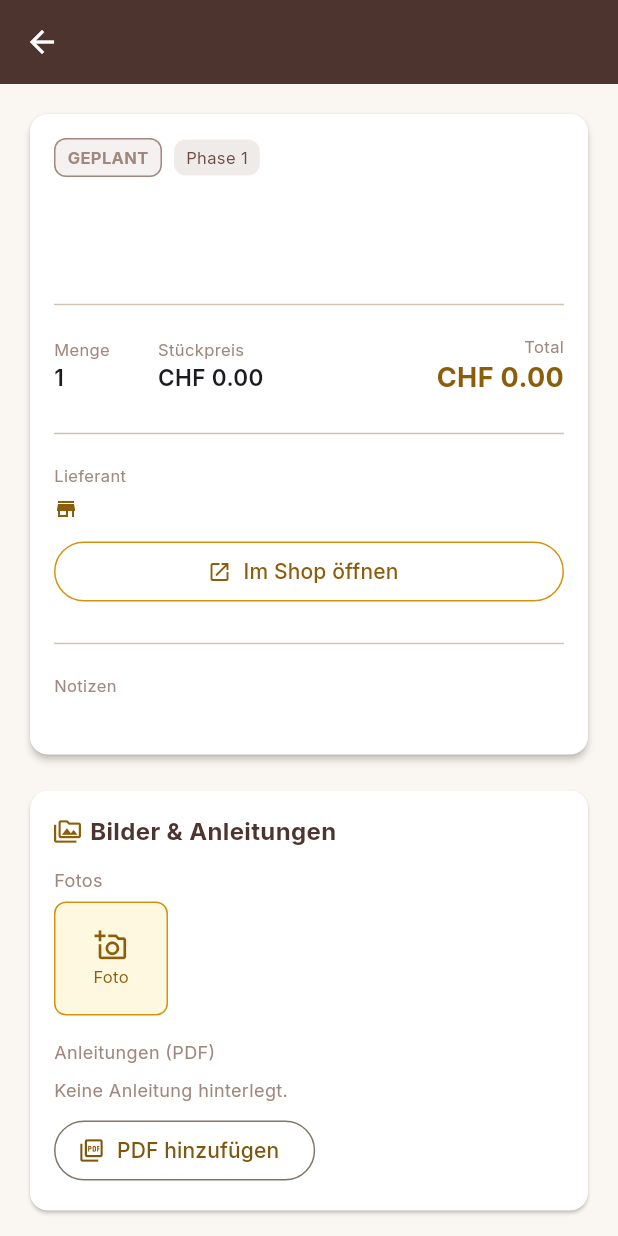
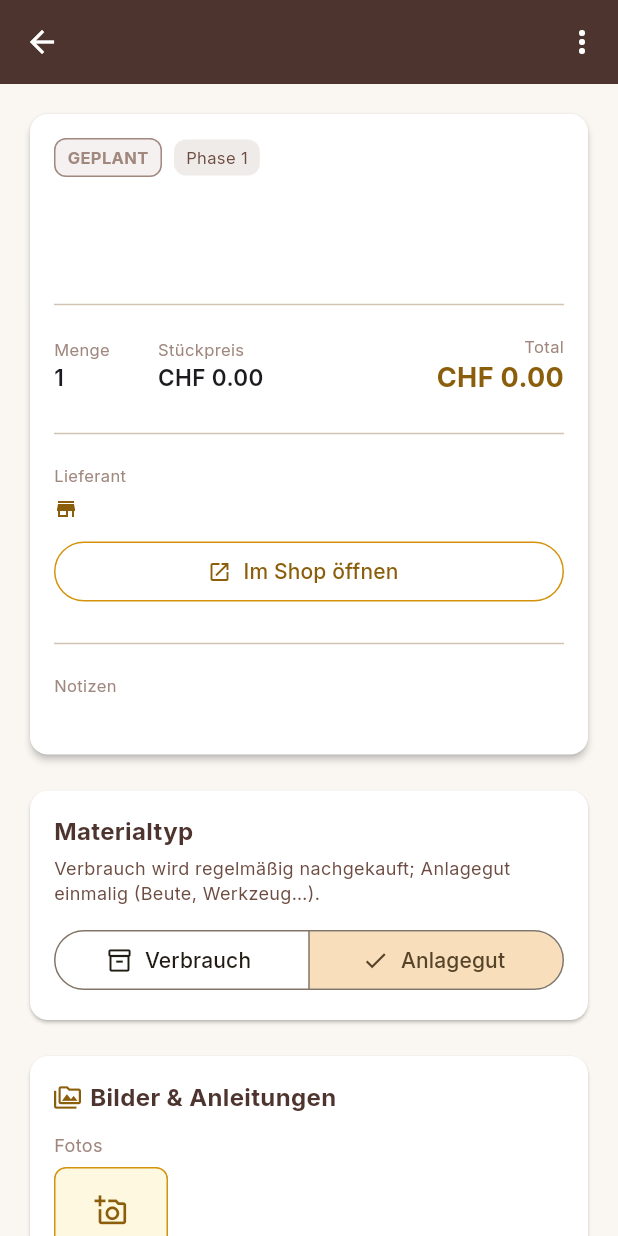
Before and after one commit to DanielProyer/bienen-app, a Flutter app: the MaterialDetailPage screen opened directly with empty values, on a phone screen of 412 x 824 dp. Run offline on Flutter 3.47's test engine with Material 3 defaults, Android fonts, the phone set to English and light mode, and no system bars; our stand-ins replace file_picker, fl_chart, flutter_markdown, flutter_riverpod, flutter_svg, go_router and 3 more; missing offline and left inert: dart:js_interop; accounts and stored records are empty.

Commit message:
feat(material): Detailseite Typ-Umschalter + Archivieren
Co-Authored-By: Claude Opus 4.8 <noreply@anthropic.com>

```diff
--- a/lib/features/material/presentation/pages/material_detail_page.dart
+++ b/lib/features/material/presentation/pages/material_detail_page.dart
@@ -35,7 +35,58 @@ class MaterialDetailPage extends ConsumerWidget {
     final alternatives = materialAlternatives[current.name];
 
     return Scaffold(
-      appBar: AppBar(title: Text(current.name)),
+      appBar: AppBar(
+        title: Text(current.name),
+        actions: [
+          PopupMenuButton<String>(
+            tooltip: 'Aktionen',
+            onSelected: (value) async {
+              if (value == 'archiv') {
+                final neu = !current.archiviert;
+                try {
+                  await ref
+                      .read(materialListProvider.notifier)
+                      .setArchiviert(current.id, neu);
+                  if (context.mounted) {
+                    ScaffoldMessenger.of(context).showSnackBar(
+                      SnackBar(
+                        content: Text(neu
+                            ? '${current.name} archiviert'
+                            : '${current.name} reaktiviert'),
+                      ),
+                    );
+                    Navigator.of(context).pop();
+                  }
+                } catch (e) {
+                  if (context.mounted) {
+                    ScaffoldMessenger.of(context).showSnackBar(
+                      SnackBar(content: Text('Fehlgeschlagen: $e')),
+                    );
+                  }
+                }
+              }
+            },
+            itemBuilder: (_) => [
+              PopupMenuItem(
+                value: 'archiv',
+                child: Row(
+                  children: [
+                    Icon(
+                      current.archiviert
+                          ? Icons.unarchive_outlined
+                          : Icons.archive_outlined,
+                      size: 20,
+                      color: AppColors.brown600,
+                    ),
+                    const SizedBox(width: 8),
+                    Text(current.archiviert ? 'Reaktivieren' : 'Archivieren'),
+                  ],
+                ),
+              ),
+            ],
+          ),
+        ],
+      ),
       body: SingleChildScrollView(
         padding: const EdgeInsets.all(16),
         child: Column(
@@ -43,6 +94,10 @@ class MaterialDetailPage extends ConsumerWidget {
           children: [
             // Main product card
             _buildMainProductCard(context, current),
+            const SizedBox(height: 16),
+
+            // Typ-Umschalter Verbrauchsmaterial / Anlagegut
+            _TypeSection(item: current),
             const SizedBox(height: 16),
 
             // Bilder & Anleitungen (Fotos + PDF-Manuals)
@@ -392,6 +447,77 @@ class MaterialDetailPage extends ConsumerWidget {
 
   void _openUrl(String url) {
     launchUrl(Uri.parse(url), mode: LaunchMode.externalApplication);
+  }
+}
+
+// ---------------------------------------------------------------------------
+// Typ-Umschalter: Verbrauchsmaterial <-> Anlagegut. Steuert u.a., ob der
+// Bestand-Abschnitt (nur Verbrauch) sichtbar ist.
+// ---------------------------------------------------------------------------
+class _TypeSection extends ConsumerWidget {
+  final MaterialItem item;
+  const _TypeSection({required this.item});
+
+  @override
+  Widget build(BuildContext context, WidgetRef ref) {
+    return Card(
+      child: Padding(
+        padding: const EdgeInsets.all(16),
+        child: Column(
+          crossAxisAlignment: CrossAxisAlignment.start,
+          children: [
+            const Text(
+              'Materialtyp',
+              style: TextStyle(
+                fontSize: 16,
+                fontWeight: FontWeight.bold,
+                color: AppColors.brown800,
+              ),
+            ),
+            const SizedBox(height: 4),
+            const Text(
+              'Verbrauch wird regelmäßig nachgekauft; Anlagegut einmalig '
+              '(Beute, Werkzeug…).',
+              style: TextStyle(fontSize: 12, color: AppColors.brown600),
+            ),
+            const SizedBox(height: 12),
+            SizedBox(
+              width: double.infinity,
+              child: SegmentedButton<bool>(
+                segments: const [
+                  ButtonSegment(
+                    value: true,
+                    label: Text('Verbrauch'),
+                    icon: Icon(Icons.inventory_2_outlined, size: 18),
+                  ),
+                  ButtonSegment(
+                    value: false,
+                    label: Text('Anlagegut'),
+                    icon: Icon(Icons.build_outlined, size: 18),
+                  ),
+                ],
+                selected: {item.isConsumable},
+                onSelectionChanged: (sel) async {
+                  final wert = sel.first;
+                  if (wert == item.isConsumable) return;
+                  try {
+                    await ref
+                        .read(materialListProvider.notifier)
+                        .updateIsConsumable(item.id, wert);
+                  } catch (e) {
+                    if (context.mounted) {
+                      ScaffoldMessenger.of(context).showSnackBar(
+                        SnackBar(content: Text('Umstellen fehlgeschlagen: $e')),
+                      );
+                    }
+                  }
+                },
+              ),
+            ),
+          ],
+        ),
+      ),
+    );
   }
 }
 
```
Also changed, not shown: lib/features/material/presentation/providers/material_provider.dart (+16 -0 lines).
